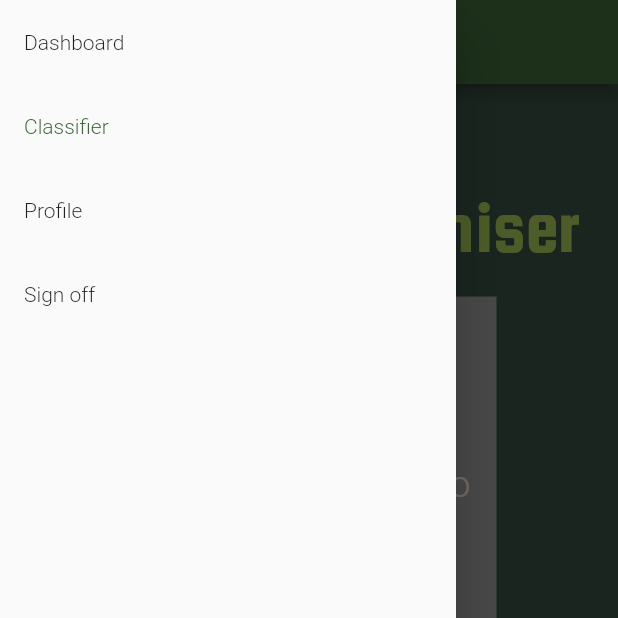
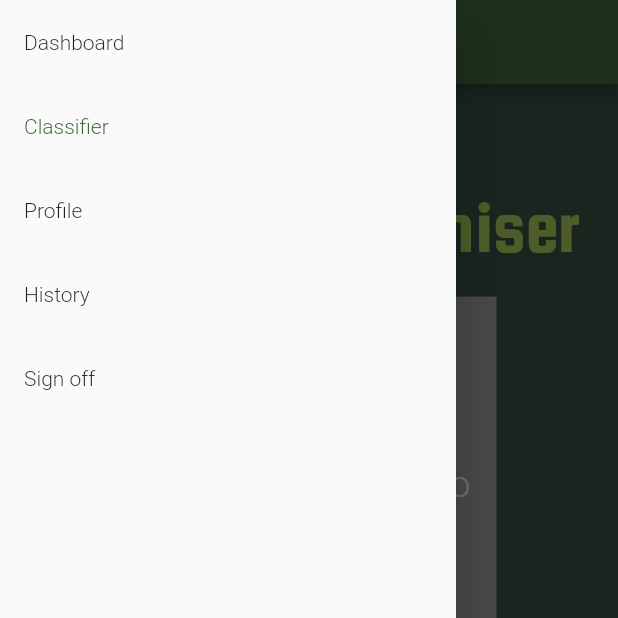
Before and after one commit to jaimerc01/diseases_app, a Flutter app: the DiseaseRecogniser screen opened by its route, with the side drawer open, on a phone screen of 412 x 824 dp, the top half of it. Run offline on Flutter 3.47's test engine with Material 2 defaults, Android fonts, the phone set to English and light mode, and no system bars; our stand-ins replace flutter_secure_storage, hive, hive_flutter, image_picker; missing offline and left inert: dni_nie_validator, tflite_flutter, tflite_flutter_helper; accounts and stored records are empty.

```diff
--- a/lib/main.dart
+++ b/lib/main.dart
@@ -8,6 +8,7 @@ import 'package:flutter_secure_storage/flutter_secure_storage.dart';
 import 'widget/disease_recogniser.dart';
 import 'user/profile.dart';
 import 'user/update_profile.dart';
+import 'user/history.dart';
 
 void main() async {
   WidgetsFlutterBinding.ensureInitialized();
@@ -39,6 +40,7 @@ class MyApp extends StatelessWidget {
           Profile.routeName: (context) => Profile(title: title),
           Signup.routeName: (context) => const Signup(),
           UpdateProfile.routeName: (context) => UpdateProfile(title: title),
+          History.routeName: (context) => History(title: title),
         });
   }
 }
@@ -63,5 +65,10 @@ Future<void> _initHive() async {
       encryptionCipher: HiveAesCipher(encryptionKeyDecoded));
   await Hive.openBox('doctors',
       encryptionCipher: HiveAesCipher(encryptionKeyDecoded));
-  await Hive.openBox('login');
+  await Hive.openBox('history',
+      encryptionCipher: HiveAesCipher(encryptionKeyDecoded));
+  await Hive.openBox('userHistory',
+      encryptionCipher: HiveAesCipher(encryptionKeyDecoded));
+  await Hive.openBox('login',
+      encryptionCipher: HiveAesCipher(encryptionKeyDecoded));
 }
--- a/lib/user/login.dart
+++ b/lib/user/login.dart
@@ -20,9 +20,11 @@ class _LoginState extends State<Login> {
   bool _obscurePassword = true;
   final _boxLogin = Hive.box('login');
   final _boxPatients = Hive.box('patients');
+  final _boxUserHistory = Hive.box('userHistory');
 
   @override
   Widget build(BuildContext context) {
+    _boxUserHistory.clear();
     /*if (_boxLogin.get('loginStatus') == false) {
       Navigator.pushNamed(context, '/dashboard');
     }*/
--- a/lib/widget/disease_image.dart
+++ b/lib/widget/disease_image.dart
@@ -5,13 +5,14 @@ import '../styles.dart';
 
 class DiseaseImage extends StatelessWidget {
   final File? file;
-  const DiseaseImage({super.key, this.file});
+  final double? size;
+  const DiseaseImage({super.key, this.file, this.size});
 
   @override
   Widget build(BuildContext context) {
     return Container(
-      width: 250,
-      height: 250,
+      width: size,
+      height: size,
       color: Colors.grey,
       child: (file == null)
           ? _emptyWidget()
--- a/lib/widget/disease_recogniser.dart
+++ b/lib/widget/disease_recogniser.dart
@@ -1,5 +1,4 @@
 import 'dart:io';
-
 import 'package:flutter/material.dart';
 import 'package:image/image.dart' as img;
 import 'package:image_picker/image_picker.dart';
@@ -7,6 +6,8 @@ import '../classifier/classifier.dart';
 import '../styles.dart';
 import 'disease_image.dart';
 import 'drawer_app.dart';
+import 'package:hive/hive.dart';
+import 'package:intl/intl.dart';
 
 const _labelsFileName = 'assets/labels.txt';
 const _modelFileName = 'model_unquant.tflite';
@@ -31,6 +32,9 @@ class _DiseaseRecogniserState extends State<DiseaseRecogniser> {
   bool _isAnalyzing = false;
   final picker = ImagePicker();
   File? _selectedImageFile;
+  final double _bigSize = 250;
+  final _boxHistory = Hive.box('history');
+  final _boxLogin = Hive.box('login');
 
   // Result
   _ResultStatus _resultStatus = _ResultStatus.notStarted;
@@ -46,12 +50,6 @@ class _DiseaseRecogniserState extends State<DiseaseRecogniser> {
   }
 
   Future<void> _loadClassifier() async {
-    debugPrint(
-      'Start loading of Classifier with '
-      'labels at $_labelsFileName, '
-      'model at $_modelFileName',
-    );
-
     final classifier = await Classifier.loadWith(
       labelsFileName: _labelsFileName,
       modelFileName: _modelFileName,
@@ -59,45 +57,11 @@ class _DiseaseRecogniserState extends State<DiseaseRecogniser> {
     _classifier = classifier;
   }
 
-  @override
-  Widget build(BuildContext context) {
-    return Scaffold(
-        appBar: AppBar(title: Text(widget.title!)),
-        drawer: const DrawerApp(drawerValue: 1),
-        backgroundColor: kBgColor,
-        body: Center(
-          child: Column(
-            mainAxisSize: MainAxisSize.max,
-            children: [
-              const Spacer(),
-              Padding(
-                padding: const EdgeInsets.only(top: 30),
-                child: _buildTitle(),
-              ),
-              const SizedBox(height: 20),
-              _buildImageView(),
-              const SizedBox(height: 10),
-              _buildResultView(),
-              const Spacer(flex: 5),
-              /*_buildPickPhotoButton(
-                title: 'Take a photo',
-                source: ImageSource.camera,
-              ),*/
-              _buildPickPhotoButton(
-                title: 'Pick from gallery',
-                source: ImageSource.gallery,
-              ),
-              const Spacer(),
-            ],
-          ),
-        ));
-  }
-
   Widget _buildImageView() {
     return Stack(
       alignment: AlignmentDirectional.center,
       children: [
-        DiseaseImage(file: _selectedImageFile),
+        DiseaseImage(file: _selectedImageFile, size: _bigSize),
         _buildAnalyzingText(),
       ],
     );
@@ -171,15 +135,28 @@ class _DiseaseRecogniserState extends State<DiseaseRecogniser> {
     final result = resultCategory.score >= 0.8
         ? _ResultStatus.found
         : _ResultStatus.notFound;
-    final plantLabel = resultCategory.label;
+    final diseaseLabel = resultCategory.label;
     final accuracy = resultCategory.score;
 
     _setAnalyzing(false);
 
     setState(() {
       _resultStatus = result;
-      _diseaseLabel = plantLabel;
+      _diseaseLabel = diseaseLabel;
       _accuracy = accuracy;
+    });
+  }
+
+  void _storeInHistory() {
+    final now = DateTime.now();
+    final formatter = DateFormat('dd-MM-yyyy');
+    final formattedDate = formatter.format(now);
+    _boxHistory.put(_selectedImageFile.toString(), {
+      'dni': '${_boxLogin.get('DNI')}',
+      'contenido': _selectedImageFile?.path,
+      'fecha': formattedDate,
+      'resultado': _diseaseLabel,
+      'precision': _accuracy,
     });
   }
 
@@ -194,11 +171,12 @@ class _DiseaseRecogniserState extends State<DiseaseRecogniser> {
       title = '';
     }
 
-    //
     var accuracyLabel = '';
     if (_resultStatus == _ResultStatus.found) {
       accuracyLabel = 'Accuracy: ${(_accuracy * 100).toStringAsFixed(2)}%';
     }
+
+    _storeInHistory();
 
     return Column(
       children: [
@@ -208,4 +186,38 @@ class _DiseaseRecogniserState extends State<DiseaseRecogniser> {
       ],
     );
   }
+
+  @override
+  Widget build(BuildContext context) {
+    return Scaffold(
+        appBar: AppBar(title: Text(widget.title!)),
+        drawer: const DrawerApp(drawerValue: 1),
+        backgroundColor: kBgColor,
+        body: Center(
+          child: Column(
+            mainAxisSize: MainAxisSize.max,
+            children: [
+              const Spacer(),
+              Padding(
+                padding: const EdgeInsets.only(top: 30),
+                child: _buildTitle(),
+              ),
+              const SizedBox(height: 20),
+              _buildImageView(),
+              const SizedBox(height: 10),
+              _buildResultView(),
+              const Spacer(flex: 5),
+              /*_buildPickPhotoButton(
+                title: 'Take a photo',
+                source: ImageSource.camera,
+              ),*/
+              _buildPickPhotoButton(
+                title: 'Pick from gallery',
+                source: ImageSource.gallery,
+              ),
+              const Spacer(),
+            ],
+          ),
+        ));
+  }
 }
--- a/lib/widget/drawer_app.dart
+++ b/lib/widget/drawer_app.dart
@@ -39,6 +39,13 @@ class _DrawerAppState extends State<DrawerApp> {
           },
         ),
         ListTile(
+          title: const Text('History'),
+          selected: (3 == widget.drawerValue),
+          onTap: () {
+            Navigator.pushNamed(context, '/history');
+          },
+        ),
+        ListTile(
           title: const Text('Sign off'),
           onTap: () {
             _boxLogin.delete(_boxLogin.get('DNI'));
--- a/pubspec.yaml
+++ b/pubspec.yaml
@@ -43,6 +43,7 @@ dependencies:
   hive_flutter: ^1.1.0
   flutter_secure_storage: ^8.0.0
   dni_nie_validator: ^0.0.2
+  intl: ^0.18.1
 
 dev_dependencies:
   flutter_lints: ^2.0.1
```
Also changed, not shown: lib/user/history.dart (added, +119 -0 lines), pubspec.lock.
